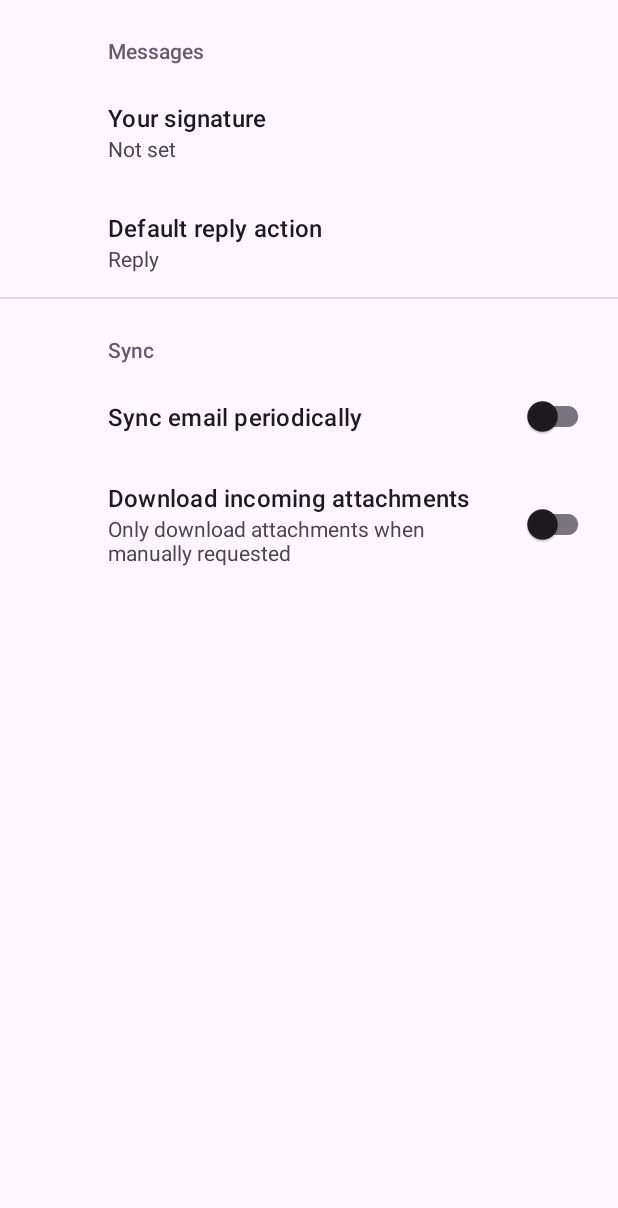
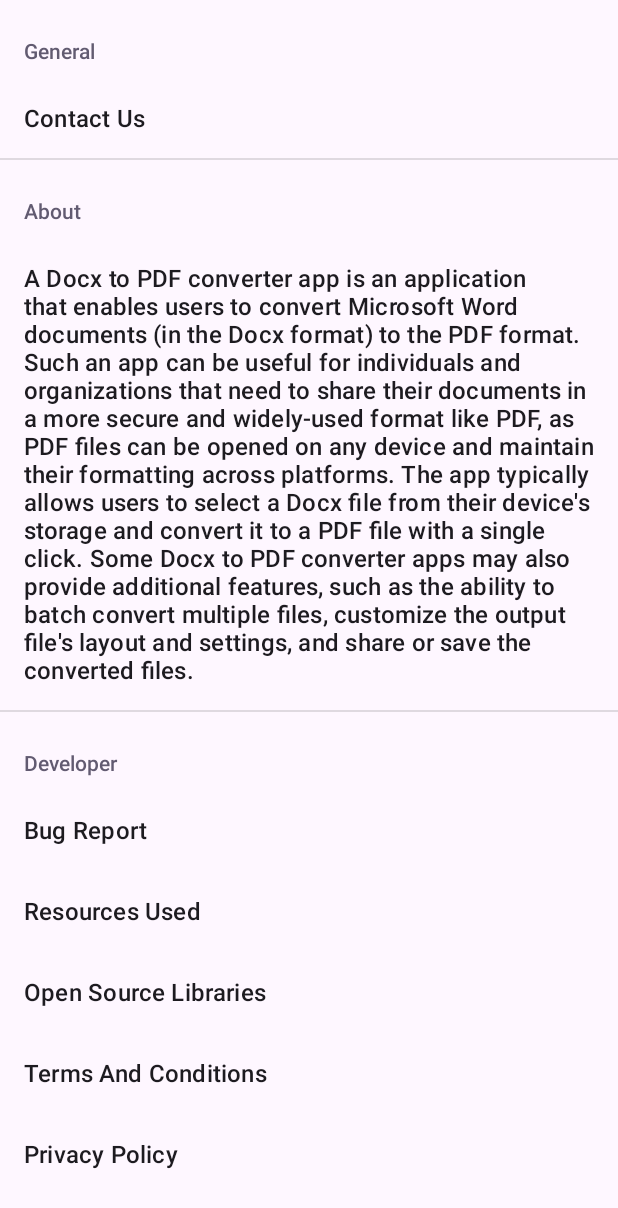
Before and after one commit to labmember003/docx-to-pdf, an Android app: the SettingsActivity screen opened directly, with no data from a screen before it, on a phone screen of 412 x 824 dp. Shown: the top 1208 px of the screen. Run offline under Robolectric (Android 15) with nearby library versions, the phone set to English and light mode, and no system bars; our stand-ins replace androidx.preference.

Commit message:
settings activity updated

```diff
--- a/app/src/main/res/xml/root_preferences.xml
+++ b/app/src/main/res/xml/root_preferences.xml
@@ -1,34 +1,79 @@
-<PreferenceScreen xmlns:app="http://schemas.android.com/apk/res-auto">
+<PreferenceScreen xmlns:app="http://schemas.android.com/apk/res-auto"
+    xmlns:android="http://schemas.android.com/apk/res/android"
+    >
 
-    <PreferenceCategory app:title="@string/messages_header">
-
-        <EditTextPreference
-            app:key="signature"
-            app:title="@string/signature_title"
-            app:useSimpleSummaryProvider="true" />
-
-        <ListPreference
-            app:defaultValue="reply"
-            app:entries="@array/reply_entries"
-            app:entryValues="@array/reply_values"
-            app:key="reply"
-            app:title="@string/reply_title"
-            app:useSimpleSummaryProvider="true" />
+    <PreferenceCategory app:title="General"
+        app:iconSpaceReserved="false"
+        >
+        <Preference
+            app:key="contact"
+            app:title="Contact Us"
+            app:useSimpleSummaryProvider="true"
+            app:iconSpaceReserved="false"/>
+    </PreferenceCategory>
+    <PreferenceCategory app:title="About"
+        app:iconSpaceReserved="false"
+        >
+        <Preference
+            app:key="about"
+            app:title="A Docx to PDF converter app is an application that enables users to convert Microsoft Word documents (in the Docx format) to
+the PDF format. Such an app can be useful for individuals and organizations that need to share their documents in a more secure and
+widely-used format like PDF, as PDF files can be opened on any device and maintain their formatting across platforms. The app
+typically allows users to select a Docx file from their device's storage and convert it to a PDF file with a single click. Some Docx to
+PDF converter apps may also provide additional features, such as the ability to batch convert multiple files, customize the output file's
+layout and settings, and share or save the converted files."
+            app:useSimpleSummaryProvider="true"
+            app:iconSpaceReserved="false"/>
 
     </PreferenceCategory>
 
-    <PreferenceCategory app:title="@string/sync_header">
 
-        <SwitchPreferenceCompat
-            app:key="sync"
-            app:title="@string/sync_title" />
+    <PreferenceCategory app:title="Developer"
+        app:iconSpaceReserved="false">
+        <Preference
+            app:key="bug"
+            app:title="Bug Report"
+            app:useSimpleSummaryProvider="true"
+            app:iconSpaceReserved="false"/>
+        <Preference
+            app:key="resources"
+            app:title="Resources Used"
+            app:useSimpleSummaryProvider="true"
+            app:iconSpaceReserved="false">
+            <intent
+                android:action="android.intent.action.VIEW"
+                android:data="https://sites.google.com/view/usarcompanion/resources-used"
+                />
+        </Preference>
+        <Preference
+            app:key="libraries"
+            app:title="Open Source Libraries"
+            app:useSimpleSummaryProvider="true"
+            app:iconSpaceReserved="false"
+            />
 
-        <SwitchPreferenceCompat
-            app:dependency="sync"
-            app:key="attachment"
-            app:summaryOff="@string/attachment_summary_off"
-            app:summaryOn="@string/attachment_summary_on"
-            app:title="@string/attachment_title" />
+        <Preference
+            app:key="terms"
+            app:title="Terms And Conditions"
+            app:useSimpleSummaryProvider="true"
+            app:iconSpaceReserved="false">
+            <intent
+                android:action="android.intent.action.VIEW"
+                android:data="https://sites.google.com/view/usarcompanion/terms-conditions"
+                />
+        </Preference>
+
+        <Preference
+            app:key="privacy"
+            app:title="Privacy Policy"
+            app:useSimpleSummaryProvider="true"
+            app:iconSpaceReserved="false">
+            <intent
+                android:action="android.intent.action.VIEW"
+                android:data="https://sites.google.com/view/usarcompanion/home"
+                />
+        </Preference>
+
 
     </PreferenceCategory>
 
```
